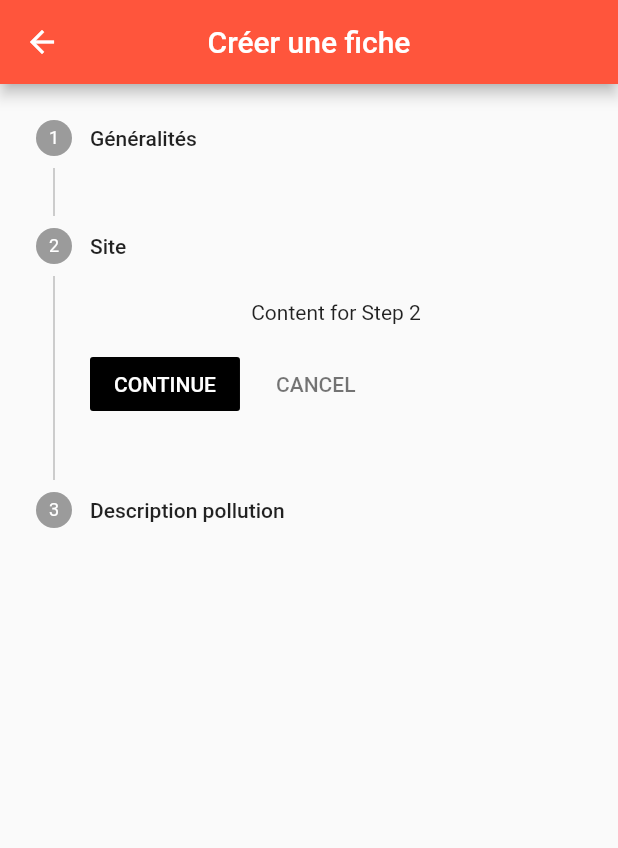
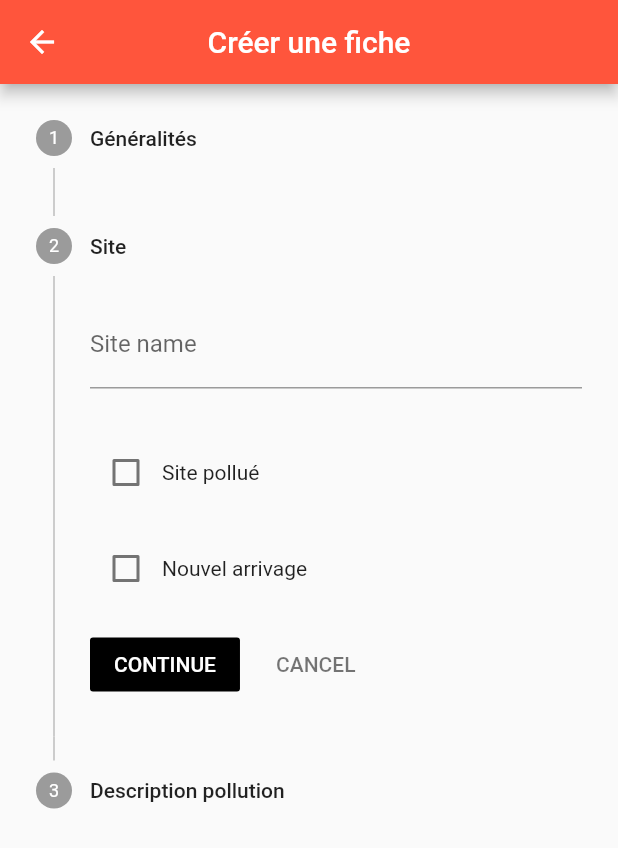
Before and after one commit to cballevre/sami, a Flutter app: the CreateRecognitionSheetPage screen opened directly, after a tap on "CONTINUE", on a phone screen of 412 x 824 dp. Shown: the top 848 px of the screen. Run offline on Flutter 3.47's test engine with Material 2 defaults, Android fonts, the phone set to English and light mode, and no system bars; drawn by our look-alikes of reactive_forms.

Commit message:
Add buildSiteForm

```diff
--- a/lib/pages/create_recognition_sheet.dart
+++ b/lib/pages/create_recognition_sheet.dart
@@ -26,6 +26,15 @@ class _CreateRecognitionSheetPageState extends State<CreateRecognitionSheetPage>
     ),
     'sampler_phone_number': FormControl<String>(),
     'is_judiciary_process' : FormControl<bool>(value: false),
+  });
+
+  FormGroup buildSiteForm() => fb.group(<String, Object>{
+    'position_latitude': FormControl<String>(),
+    'position_longitude': FormControl<String>(),
+    'position_altitude': FormControl<String>(),
+    'site_name': FormControl<String>(),
+    'is_site_polluted': FormControl<bool>(value: false),
+    'is_new_arrival': FormControl<bool>(value: false),
   });
 
   @override
@@ -150,7 +159,43 @@ class _CreateRecognitionSheetPageState extends State<CreateRecognitionSheetPage>
             ),
             Step(
               title: const Text('Site'),
-              content: Text('Content for Step 2'),
+              content: ReactiveFormBuilder(
+                form: buildSiteForm,
+                builder: (context, form, child) {
+                  return Column(
+                    children: [
+                      ReactiveTextField<String>(
+                        formControlName: 'site_name',
+                        validationMessages: {
+                          ValidationMessage.required: (_) =>
+                          'The site name must not be empty',
+                        },
+                        textInputAction: TextInputAction.done,
+                        decoration: const InputDecoration(
+                          labelText: 'Site name',
+                          helperText: '',
+                          helperStyle: TextStyle(height: 0.7),
+                          errorStyle: TextStyle(height: 0.7),
+                        ),
+                      ),
+                      const SizedBox(height: 16.0),
+                      Row(
+                        children: [
+                          ReactiveCheckbox(formControlName: 'is_site_polluted'),
+                          const Text('Site pollué')
+                        ],
+                      ),
+                      const SizedBox(height: 16.0),
+                      Row(
+                        children: [
+                          ReactiveCheckbox(formControlName: 'is_new_arrival'),
+                          const Text('Nouvel arrivage')
+                        ],
+                      ),
+                    ],
+                  );
+                },
+              ),
             ),
             Step(
               title: const Text('Description pollution'),
```
